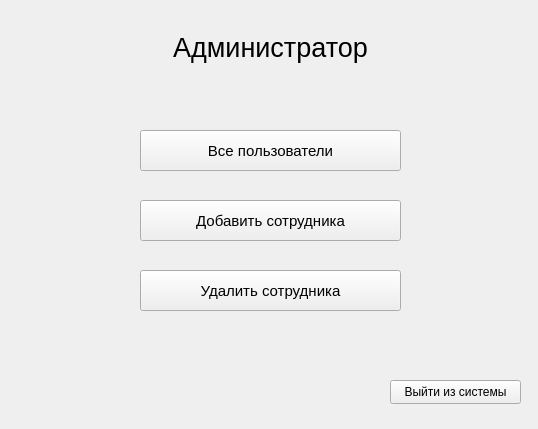
Above: gui/adminmainwindow.ui from rkv04/test before the change. Below: the same form after it.
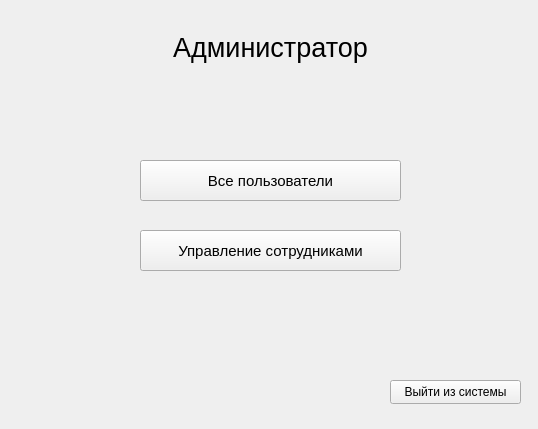
That is the form after the change.

Commit message: added employee table model & employee registration

```diff
--- a/gui/adminmainwindow.ui
+++ b/gui/adminmainwindow.ui
@@ -57,7 +57,7 @@
     <property name="geometry">
      <rect>
       <x>140</x>
-      <y>270</y>
+      <y>230</y>
       <width>261</width>
       <height>41</height>
      </rect>
@@ -69,33 +69,14 @@
      </font>
     </property>
     <property name="text">
-     <string>Удалить сотрудника</string>
-    </property>
-   </widget>
-   <widget class="QPushButton" name="addEmployeeButton">
-    <property name="geometry">
-     <rect>
-      <x>140</x>
-      <y>200</y>
-      <width>261</width>
-      <height>41</height>
-     </rect>
-    </property>
-    <property name="font">
-     <font>
-      <family>Segoe UI</family>
-      <pointsize>11</pointsize>
-     </font>
-    </property>
-    <property name="text">
-     <string>Добавить сотрудника</string>
+     <string>Управление сотрудниками</string>
     </property>
    </widget>
    <widget class="QPushButton" name="usersButton">
     <property name="geometry">
      <rect>
       <x>140</x>
-      <y>130</y>
+      <y>160</y>
       <width>261</width>
       <height>41</height>
      </rect>
```
Left out of the diff: 2 changed lines with no effect on the pictures. The commit also changes 29 other files.
